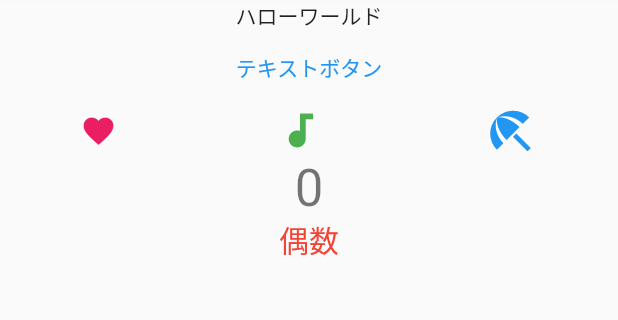
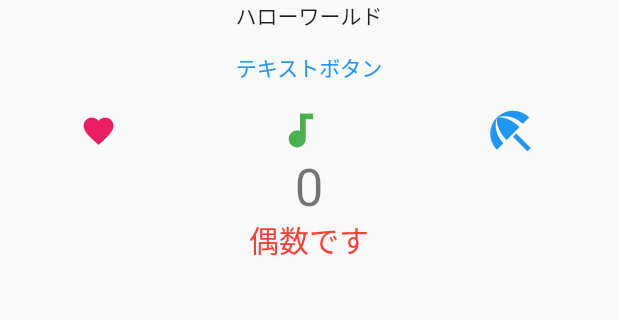
Before and after one commit to ikepon/flutter-hello-world, a Flutter app: the screen it shows after launch, on a phone screen of 412 x 824 dp, the part 108-428 px from its top. Run offline on Flutter 3.47's test engine with Material 2 defaults, Android fonts, the phone set to English and light mode, and no system bars.

Commit message:
feat: Show even text

```diff
--- a/lib/main.dart
+++ b/lib/main.dart
@@ -30,15 +30,9 @@ class MyHomePage extends StatefulWidget {
 
 class _MyHomePageState extends State<MyHomePage> {
   int _counter = 0;
-  String _type = "偶数";
   void _incrementCounter() {
     setState(() {
       _counter++;
-      if (_counter % 2 == 0) {
-        _type = "偶数";
-      } else {
-        _type = "奇数";
-      }
     });
   }
 
@@ -76,10 +70,11 @@ class _MyHomePageState extends State<MyHomePage> {
             ],
           ),
           Text("$_counter", style: Theme.of(context).textTheme.headline4),
-          Text(
-            "$_type",
-            style: TextStyle(fontSize: 20, color: Colors.red),
-          )
+          if (_counter % 2 == 0)
+            const Text(
+              "偶数です",
+              style: TextStyle(fontSize: 20, color: Colors.red),
+            ),
         ],
       ),
       floatingActionButton: FloatingActionButton(
```
